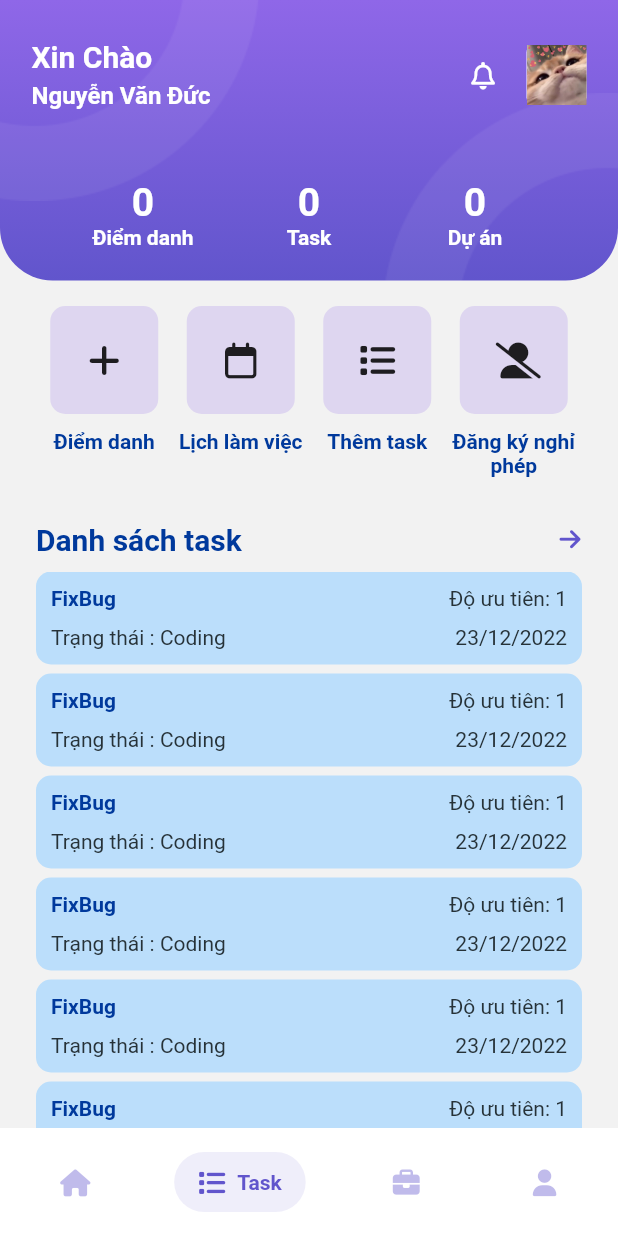
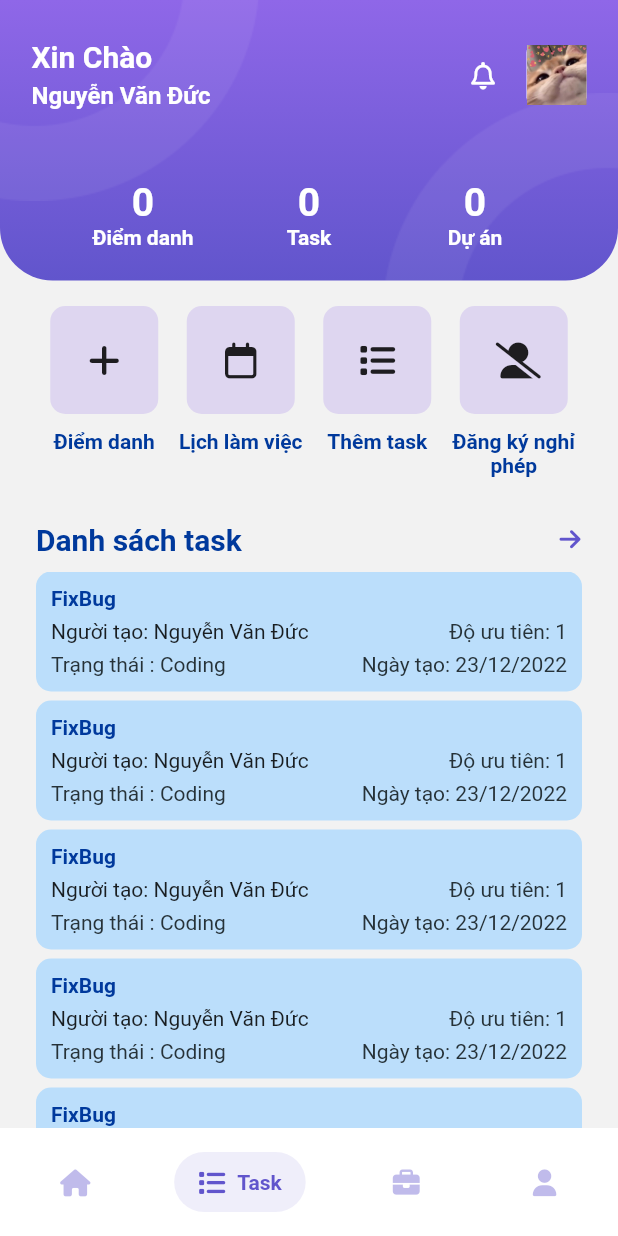
Before and after one commit to duchl02/manager_app_flutter, a Flutter app: the MainApp screen opened by its route, swiped to page 2, on a phone screen of 412 x 824 dp. Run offline on Flutter 3.47's test engine with Material 2 defaults, Android fonts, the phone set to English and light mode, and no system bars; drawn by our look-alikes of salomon_bottom_bar; our stand-ins replace cloud_firestore, firebase_core, flutter_svg, font_awesome_flutter, go_router, hive_flutter and 2 more; accounts and stored records are empty.

Commit message:
commit 25/12

```diff
--- a/lib/core/constants/text_style.dart
+++ b/lib/core/constants/text_style.dart
@@ -21,4 +21,6 @@ class TextStyleCustom {
     color: Colors.blueGrey.shade900,
   );
   static TextStyle normalSize = TextStyle(fontSize: 18, color: Colors.white);
+  static TextStyle normalSizePrimary =
+      TextStyle(fontSize: 18, color: ColorPalette.primaryColor);
 }
--- a/lib/representation/screens/home_screen/home_screen.dart
+++ b/lib/representation/screens/home_screen/home_screen.dart
@@ -88,7 +88,6 @@ class HomeScreen extends StatelessWidget {
           Container(
             margin: EdgeInsets.only(bottom: 10),
             child: Row(
-
               crossAxisAlignment: CrossAxisAlignment.center,
               mainAxisAlignment: MainAxisAlignment.spaceBetween,
               children: const [
@@ -107,6 +106,9 @@ class HomeScreen extends StatelessWidget {
           Expanded(
             child: SingleChildScrollView(
               child: Column(children: const [
+                listTask(),
+                listTask(),
+                listTask(),
                 listTask(),
                 listTask(),
                 listTask(),
--- a/lib/representation/widgets/button_widget.dart
+++ b/lib/representation/widgets/button_widget.dart
@@ -13,12 +13,12 @@ class ButtonWidget extends StatelessWidget {
 
   @override
   Widget build(BuildContext context) {
-    return GestureDetector(
+    return InkWell(
       onTap: ontap,
       child: Container(
         padding: const EdgeInsets.symmetric(vertical: kDefaultPadding),
         decoration: BoxDecoration(
-          borderRadius: BorderRadius.circular(kMediumPadding),
+          borderRadius: BorderRadius.circular(10),
           gradient:
               opacity != null ? null : Gradients.defaultGradientBackground,
           color: opacity,
--- a/lib/representation/widgets/list_task.dart
+++ b/lib/representation/widgets/list_task.dart
@@ -17,30 +17,39 @@ class listTask extends StatelessWidget {
       ),
       child: Padding(
         padding: EdgeInsets.all(10),
-        child: Column(
-            crossAxisAlignment: CrossAxisAlignment.start,
-            children: [
+        child: Column(crossAxisAlignment: CrossAxisAlignment.start, children: [
           Row(
             children: [
-                  Text("FixBug",
-                      style: TextStyleCustom.nomalTextPrimary),
+              Text("FixBug", style: TextStyleCustom.nomalTextPrimary),
               Spacer(),
-                  Text("Độ ưu tiên: ",
-                      style: TextStyleCustom.smallText),
-                  Text("1", style: TextStyleCustom.smallText),
             ],
           ),
           SizedBox(
-                height: 10,
+            height: 6,
           ),
           Row(
             children: [
-                  Text("Trạng thái : ",
-                      style: TextStyleCustom.smallText),
+              Text("Người tạo: "),
+              Text("Nguyễn Văn Đức "),
+              Spacer(),
+              Text("Độ ưu tiên: ", style: TextStyleCustom.smallText),
+              Text("1", style: TextStyleCustom.smallText),
+              // Text("Ngày tạo: ", style: TextStyleCustom.smallText),
+              // Text("23/12/2022", style: TextStyleCustom.smallText),
+            ],
+          ),
+          SizedBox(
+            height: 6,
+          ),
+          Row(
+            children: [
+              Text("Trạng thái : ", style: TextStyleCustom.smallText),
               Text("Coding", style: TextStyleCustom.smallText),
               Spacer(),
-                  Text("23/12/2022",
-                      style: TextStyleCustom.smallText),
+              // Text("Hoàn thành: "),
+              // Text("25/12/2022 "),
+              Text("Ngày tạo: ", style: TextStyleCustom.smallText),
+              Text("23/12/2022", style: TextStyleCustom.smallText),
             ],
           )
         ]),
--- a/pubspec.yaml
+++ b/pubspec.yaml
@@ -29,8 +29,11 @@ environment:
 # the latest version available on pub.dev. To see which dependencies have newer
 # versions available, run `flutter pub outdated`.
 dependencies:
+  bloc: ^8.1.0
   flutter:
     sdk: flutter
+  flutter_bloc: ^8.1.1
+
 
 
   # The following adds the Cupertino Icons font to your application.
```
Also changed, not shown: lib/representation/screens/task_screen/task_screen.dart (+47 -8 lines), lib/representation/widgets/select_option.dart (+15 -8 lines), pubspec.lock. Lines whose indentation alone changed are shown as unchanged.
